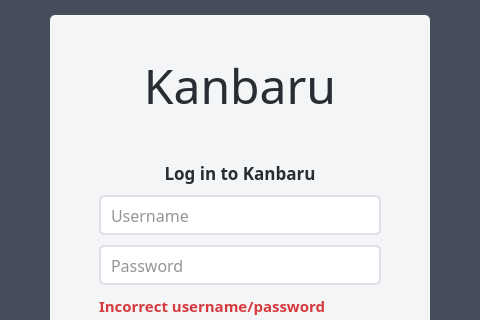
Before: the Qt Designer form src/ui/welcome.ui in dulapahv/Kanbaru, drawn with Qt 5; both pictures show x 272 to 752 and y 0 to 320 of the 1024 by 678 pixel window.
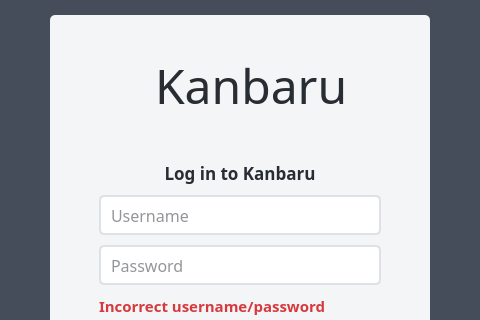
After: the same form once the commit is applied. Icons and pictures are not drawn.

Commit message: Add app icon, rename class name, add icon to resources.qrc

```diff
--- a/src/ui/welcome.ui
+++ b/src/ui/welcome.ui
@@ -16,6 +16,12 @@
   <property name="styleSheet">
    <string notr="true">background-color: #454c5a;</string>
   </property>
+  <property name="iconSize">
+   <size>
+    <width>128</width>
+    <height>128</height>
+   </size>
+  </property>
   <widget class="QWidget" name="centralwidget">
    <layout class="QVBoxLayout" name="verticalLayout_3">
     <property name="spacing">
@@ -158,6 +164,40 @@
                   </spacer>
                  </item>
                  <item>
+                  <layout class="QHBoxLayout" name="horizontalLayout_5">
+                   <item>
+                    <spacer name="horizontalSpacer_6">
+                     <property name="orientation">
+                      <enum>Qt::Horizontal</enum>
+                     </property>
+                     <property name="sizeHint" stdset="0">
+                      <size>
+                       <width>40</width>
+                       <height>20</height>
+                      </size>
+                     </property>
+                    </spacer>
+                   </item>
+                   <item>
+                    <widget class="QLabel" name="label">
+                     <property name="maximumSize">
+                      <size>
+                       <width>52</width>
+                       <height>52</height>
+                      </size>
+                     </property>
+                     <property name="text">
+                      <string/>
+                     </property>
+                     <property name="pixmap">
+                      <pixmap resource="../resources.qrc">:/img/resources/img/icon.png</pixmap>
+                     </property>
+                     <property name="scaledContents">
+                      <bool>true</bool>
+                     </property>
+                    </widget>
+                   </item>
+                   <item>
                   <widget class="QLabel" name="label_8">
                    <property name="font">
                     <font>
@@ -173,12 +213,27 @@
                     <string>Kanbaru</string>
                    </property>
                    <property name="alignment">
-                    <set>Qt::AlignCenter</set>
+                      <set>Qt::AlignLeading|Qt::AlignLeft|Qt::AlignVCenter</set>
                    </property>
                    <property name="wordWrap">
                     <bool>true</bool>
                    </property>
                   </widget>
+                   </item>
+                   <item>
+                    <spacer name="horizontalSpacer_7">
+                     <property name="orientation">
+                      <enum>Qt::Horizontal</enum>
+                     </property>
+                     <property name="sizeHint" stdset="0">
+                      <size>
+                       <width>40</width>
+                       <height>20</height>
+                      </size>
+                     </property>
+                    </spacer>
+                   </item>
+                  </layout>
                  </item>
                  <item>
                   <spacer name="verticalSpacer_5">
```
Left out of the diff: 10 changed lines with no effect on the pictures. Lines whose indentation alone changed are shown as unchanged. The commit also changes 17 other files.
